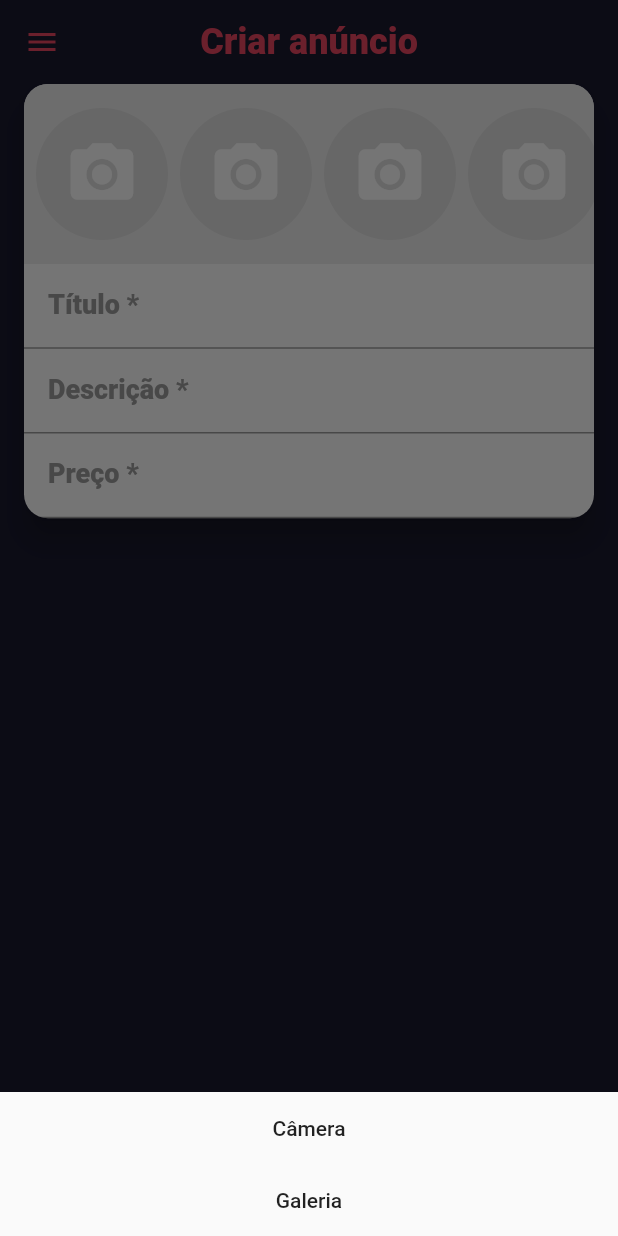
After one commit to ramonfrsantos/lddm-flutter, a Flutter app: the CreateScreen screen opened directly, after a tap on the "camera alt" icon, on a phone screen of 412 x 824 dp. The commit adds this screen. Run offline on Flutter 3.47's test engine with Material 2 defaults, Android fonts, the phone set to English and light mode, and no system bars; our stand-ins replace brasil_fields, cloud_firestore, firebase_core, flutter_mobx, get_it, image_picker and 6 more; missing offline and left inert: social_share; accounts and stored records are empty; generated files the repository leaves out were written again.

Commit message:
criando a tela de inserir a anuncios

```diff
--- a/xlo_mobx/lib/components/custom_drawer/custom_drawer_header.dart
+++ b/xlo_mobx/lib/components/custom_drawer/custom_drawer_header.dart
@@ -1,17 +1,28 @@
 import 'package:flutter/material.dart';
+import 'package:get_it/get_it.dart';
 import 'package:xlo_mobx/screens/login/login_screen.dart';
+import 'package:xlo_mobx/stores/page_store.dart';
+import 'package:xlo_mobx/stores/user_manager_store.dart';
 
 import '../../main.dart';
 
 class CustomDrawerHeader extends StatelessWidget {
+
+  final UserManagerStore userManagerStore = GetIt.I<UserManagerStore>();
+
   @override
   Widget build(BuildContext context) {
     return GestureDetector(
       onTap: (){
         Navigator.of(context).pop();
-        Navigator.of(context).push(
-          MaterialPageRoute(builder: (_) => LoginScreen())
-        );
+
+        if(userManagerStore.isLoggedIn){
+          GetIt.I<PageStore>().setPage(4);
+        } else {
+          Navigator.of(context).push(
+              MaterialPageRoute(builder: (_) => LoginScreen())
+          );
+        }
       },
       child: Container(
         padding: EdgeInsets.symmetric(horizontal: 20),
@@ -29,7 +40,9 @@ class CustomDrawerHeader extends StatelessWidget {
                 mainAxisAlignment: MainAxisAlignment.center,
                 children: [
                   Text(
-                    'Acesse sua conta agora!',
+                    userManagerStore.isLoggedIn
+                      ? 'Olá ${userManagerStore.user.name.split(" ")[0]}!'
+                        : 'Acesse sua conta agora!',
                     style: TextStyle(
                       color: heavyColor,
                       fontSize: 16,
@@ -40,7 +53,9 @@ class CustomDrawerHeader extends StatelessWidget {
                     height: 10,
                   ),
                   Text(
-                    'Clique aqui',
+                    userManagerStore.isLoggedIn
+                        ? 'Seja bem vindo(a)!'
+                        : 'Clique aqui',
                     style: TextStyle(
                       color: heavyColor,
                       fontSize: 14,
--- a/xlo_mobx/lib/main.dart
+++ b/xlo_mobx/lib/main.dart
@@ -1,8 +1,9 @@
 import 'package:flutter/material.dart';
 import 'package:get_it/get_it.dart';
-import 'package:parse_server_sdk/parse_server_sdk.dart';
+import 'package:parse_server_sdk_flutter/parse_server_sdk.dart';
 import 'package:xlo_mobx/screens/base/base_screen.dart';
 import 'package:xlo_mobx/stores/page_store.dart';
+import 'package:xlo_mobx/stores/user_manager_store.dart';
 
 final mainColor = Color(0xFF1a1a2e);
 final secondaryColor = Color(0xFF0f3460);
@@ -20,6 +21,7 @@ void main() async {
 
 void setupLocators(){
   GetIt.I.registerSingleton(PageStore());
+  GetIt.I.registerSingleton(UserManagerStore());
 }
 
 Future<void> initializeParse() async{
--- /dev/null
+++ b/xlo_mobx/lib/screens/create/components/image_source_modal.dart
@@ -0,0 +1,53 @@
+import 'dart:io';
+
+import 'package:flutter/cupertino.dart';
+import 'package:flutter/material.dart';
+
+class ImageSourceModal extends StatelessWidget {
+  @override
+  Widget build(BuildContext context) {
+    if (Platform.isAndroid) {
+      return BottomSheet(
+        onClosing: () {},
+        builder: (_) => Column(
+          mainAxisSize: MainAxisSize.min,
+          crossAxisAlignment: CrossAxisAlignment.stretch,
+          children: [
+            FlatButton(
+              child: Text('Câmera'),
+              onPressed: () {},
+            ),
+            FlatButton(
+              child: Text('Galeria'),
+              onPressed: () {},
+            )
+          ],
+        ),
+      );
+    } else {
+      return CupertinoActionSheet(
+        title: Text('Selecionar foto para o anúncio'),
+        message: Text('Escolha a origem da foto'),
+        cancelButton: CupertinoActionSheetAction(
+          child: Text(
+            'Cancelar',
+            style: TextStyle(color: Colors.red),
+          ),
+          onPressed: () {
+            Navigator.of(context).pop();
+          },
+        ),
+        actions: [
+          CupertinoActionSheetAction(
+            child: Text('Câmera'),
+            onPressed: () {},
+          ),
+          CupertinoActionSheetAction(
+            child: Text('Galeria'),
+            onPressed: () {},
+          )
+        ],
+      );
+    }
+  }
+}
--- /dev/null
+++ b/xlo_mobx/lib/screens/create/components/images_field.dart
@@ -0,0 +1,56 @@
+import 'dart:io';
+
+import 'package:flutter/cupertino.dart';
+import 'package:flutter/material.dart';
+import 'package:xlo_mobx/screens/create/components/image_source_modal.dart';
+
+class ImagesField extends StatelessWidget {
+  @override
+  Widget build(BuildContext context) {
+    return Container(
+      color: Colors.grey[200],
+      height: 120,
+      child: ListView.builder(
+          scrollDirection: Axis.horizontal,
+          itemCount: 6,
+          itemBuilder: (_, index) {
+            return Padding(
+              padding: EdgeInsets.fromLTRB(8, 8, 0, 8),
+              child: GestureDetector(
+                onTap: () {
+                  if (Platform.isAndroid) {
+                    showModalBottomSheet(
+                      context: context,
+                      builder: (_) {
+                        return ImageSourceModal();
+                      },
+                    );
+                  } else {
+                    showCupertinoModalPopup(
+                      context: context,
+                      builder: (_) {
+                        return ImageSourceModal();
+                      },
+                    );
+                  }
+                },
+                child: CircleAvatar(
+                  radius: 44,
+                  backgroundColor: Colors.grey[300],
+                  child: Column(
+                    mainAxisAlignment: MainAxisAlignment.center,
+                    children: [
+                      Icon(
+                        Icons.camera_alt,
+                        size: 50,
+                        color: Colors.white,
+                      ),
+                    ],
+                  ),
+                ),
+              ),
+            );
+          }),
+    );
+  }
+}
--- /dev/null
+++ b/xlo_mobx/lib/screens/create/create_screen.dart
@@ -0,0 +1,66 @@
+import 'package:brasil_fields/brasil_fields.dart';
+import 'package:flutter/material.dart';
+import 'package:flutter/services.dart';
+import 'package:xlo_mobx/components/custom_drawer/custom_drawer.dart';
+import 'package:xlo_mobx/screens/create/components/images_field.dart';
+
+class CreateScreen extends StatelessWidget {
+  @override
+  Widget build(BuildContext context) {
+    final labelStyle = TextStyle(
+      fontWeight: FontWeight.w800,
+      color: Colors.grey,
+      fontSize: 18,
+    );
+
+    final contentPadding = EdgeInsets.fromLTRB(16, 10, 12, 10);
+
+    return Scaffold(
+      drawer: CustomDrawer(),
+      appBar: AppBar(
+        title: Text('Criar anúncio'),
+        centerTitle: true,
+      ),
+      body: Card(
+        clipBehavior: Clip.antiAlias, //corta as bordas do container
+        margin: EdgeInsets.symmetric(horizontal: 16),
+        shape: RoundedRectangleBorder(borderRadius: BorderRadius.circular(16)),
+        elevation: 8,
+        child: Column(
+          mainAxisSize: MainAxisSize.min,
+          children: [
+            ImagesField(),
+            TextFormField(
+              decoration: InputDecoration(
+                  labelText: 'Título *',
+                  labelStyle: labelStyle,
+                  contentPadding: contentPadding),
+            ),
+            Container(
+              child: TextFormField(
+                maxLines: null,
+                decoration: InputDecoration(
+                  labelText: 'Descrição *',
+                  labelStyle: labelStyle,
+                  contentPadding: contentPadding,
+                ),
+              ),
+            ),
+            TextFormField(
+              decoration: InputDecoration(
+                  labelText: 'Preço *',
+                  labelStyle: labelStyle,
+                  contentPadding: contentPadding,
+                  prefixText: 'R\$ '),
+              keyboardType: TextInputType.number,
+              inputFormatters: [
+                WhitelistingTextInputFormatter.digitsOnly,
+                RealInputFormatter(centavos: true),
+              ],
+            )
+          ],
+        ),
+      ),
+    );
+  }
+}
--- a/xlo_mobx/lib/screens/login/login_screen.dart
+++ b/xlo_mobx/lib/screens/login/login_screen.dart
@@ -1,8 +1,6 @@
 import 'package:flutter/cupertino.dart';
 import 'package:flutter/material.dart';
 import 'package:flutter_mobx/flutter_mobx.dart';
-import 'package:parse_server_sdk/parse_server_sdk.dart';
-import 'package:xlo_mobx/components/message_box.dart';
 import 'package:xlo_mobx/components/message_box_login.dart';
 import 'package:xlo_mobx/main.dart';
 import 'package:xlo_mobx/screens/signup/signup_screen.dart';
--- a/xlo_mobx/lib/stores/login_store.dart
+++ b/xlo_mobx/lib/stores/login_store.dart
@@ -1,7 +1,8 @@
-import 'package:flutter/material.dart';
+import 'package:get_it/get_it.dart';
 import 'package:xlo_mobx/helpers/extensions.dart';
 import 'package:mobx/mobx.dart';
 import 'package:xlo_mobx/repositories/user_repository.dart';
+import 'package:xlo_mobx/stores/user_manager_store.dart';
 
 part 'login_store.g.dart';
 
@@ -55,7 +56,7 @@ abstract class _LoginStore with Store {
 
     try {
       final user = await UserRespository().loginWithEmail(email, password);
-      print(user);
+      GetIt.I<UserManagerStore>().setUser(user);
     } catch(e) {
       error = e;
     }
--- a/xlo_mobx/lib/stores/signup_store.dart
+++ b/xlo_mobx/lib/stores/signup_store.dart
@@ -1,7 +1,9 @@
+import 'package:get_it/get_it.dart';
 import 'package:mobx/mobx.dart';
 import 'package:xlo_mobx/helpers/extensions.dart';
 import 'package:xlo_mobx/models/user.dart';
 import 'package:xlo_mobx/repositories/user_repository.dart';
+import 'package:xlo_mobx/stores/user_manager_store.dart';
 part 'signup_store.g.dart';
 
 class SignupStore = _SignupStore with _$SignupStore;
@@ -130,7 +132,7 @@ abstract class _SignupStore with Store {
 
     try {
       final resultUser = await UserRespository().signUp(user);
-      print(resultUser);
+      GetIt.I<UserManagerStore>().setUser(resultUser);
     } catch(e) {
       error = e;
     }
```
Also changed, not shown: xlo_mobx/lib/repositories/user_repository.dart (+15 -1 lines), xlo_mobx/lib/screens/base/base_screen.dart (+12 -8 lines), xlo_mobx/lib/stores/user_manager_store.dart (added, +29 -0 lines), xlo_mobx/pubspec.yaml (+6 -6 lines), xlo_mobx/lib/stores/user_manager_store.g.dart (added), xlo_mobx/pubspec.lock.
